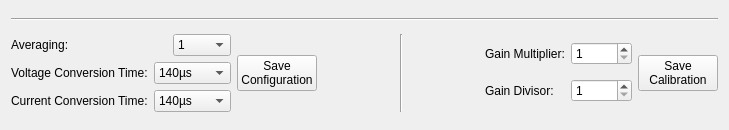
Before: the Qt Designer form src/brickv/plugin_system/plugins/voltage_current/ui/voltage_current.ui in Tinkerforge/brickv, drawn with Qt 5.
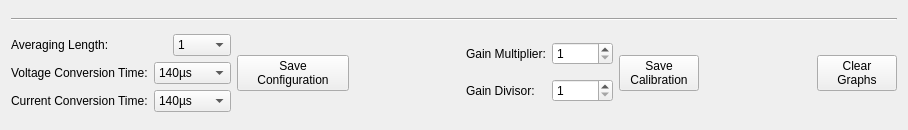
After: the same form once the commit is applied.

```diff
--- a/src/brickv/plugin_system/plugins/voltage_current/ui/voltage_current.ui
+++ b/src/brickv/plugin_system/plugins/voltage_current/ui/voltage_current.ui
@@ -6,7 +6,7 @@
    <rect>
     <x>0</x>
     <y>0</y>
-    <width>729</width>
+    <width>908</width>
     <height>130</height>
    </rect>
   </property>
@@ -30,7 +30,7 @@
          <item>
           <widget class="QLabel" name="label_5">
            <property name="text">
-            <string>Averaging:</string>
+            <string>Averaging Length:</string>
            </property>
           </widget>
          </item>
@@ -237,26 +237,6 @@
        </property>
       </spacer>
      </item>
-     <item>
-      <widget class="Line" name="line_2">
-       <property name="orientation">
-        <enum>Qt::Vertical</enum>
-       </property>
-      </widget>
-     </item>
-     <item>
-      <spacer name="horizontalSpacer_2">
-       <property name="orientation">
-        <enum>Qt::Horizontal</enum>
-       </property>
-       <property name="sizeHint" stdset="0">
-        <size>
-         <width>40</width>
-         <height>20</height>
-        </size>
-       </property>
-      </spacer>
-     </item>
      <item>
       <layout class="QHBoxLayout" name="layout_cal">
        <item>
@@ -333,6 +313,27 @@
        </item>
       </layout>
      </item>
+     <item>
+      <spacer name="horizontalSpacer_2">
+       <property name="orientation">
+        <enum>Qt::Horizontal</enum>
+       </property>
+       <property name="sizeHint" stdset="0">
+        <size>
+         <width>40</width>
+         <height>20</height>
+        </size>
+       </property>
+      </spacer>
+     </item>
+     <item>
+      <widget class="QPushButton" name="button_clear_graphs">
+       <property name="text">
+        <string>Clear
+Graphs</string>
+       </property>
+      </widget>
+     </item>
     </layout>
    </item>
   </layout>
```
